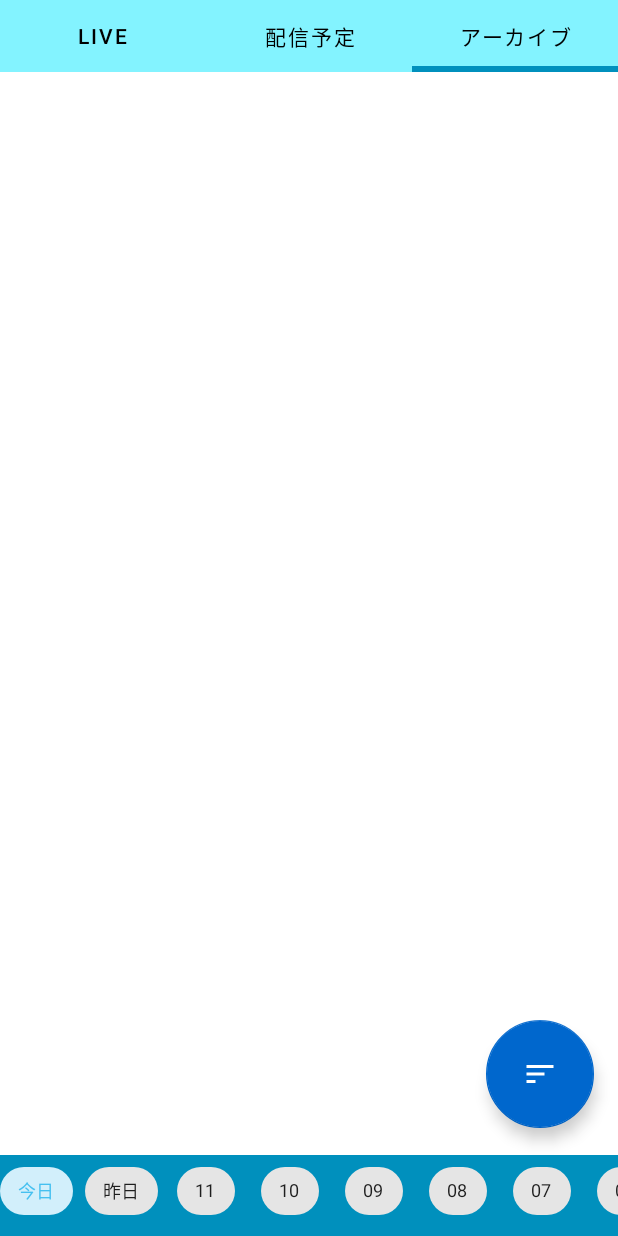
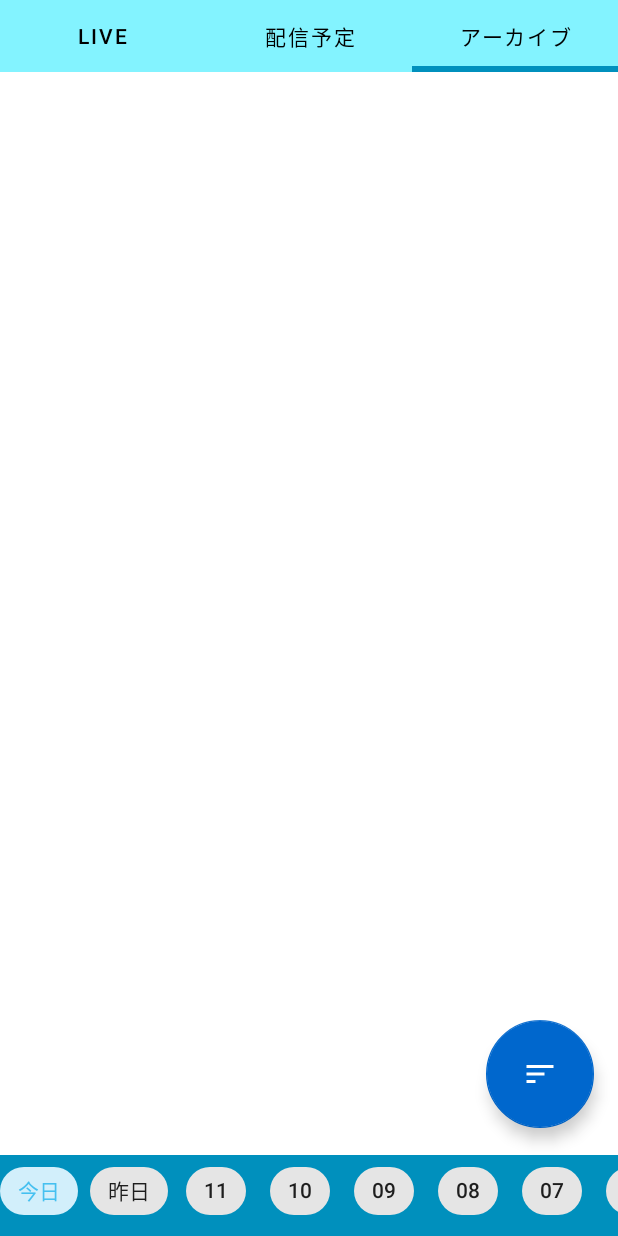
Before and after one commit to CIDRA4023/Hologram, an Android app: the screen it shows after launch (MainActivity), tab 3 chosen, on a phone screen of 412 x 824 dp. Run offline under Robolectric (Android 15) with nearby library versions, the phone set to English and light mode, and no system bars; our stand-ins replace Firebase (no records; nobody signed in at launch, a user with empty details on screens opened directly), data binding.

Commit message:
change: チップUIの軽微な変更、配信済み動画サムネイルをキャッシュ

```diff
--- a/app/src/main/java/com/cidra/hologram/BindingAdapter.kt
+++ b/app/src/main/java/com/cidra/hologram/BindingAdapter.kt
@@ -26,6 +26,20 @@ fun bindImage(imgView: ImageView, imgUrl: String?) {
         .apply(RequestOptions().placeholder(R.drawable.loading_animation))
         .diskCacheStrategy(DiskCacheStrategy.NONE)  // 前回読み込んだ画像キャッシュを削除するのに必要
         .skipMemoryCache(true)
+        .into(imgView)
+}
+
+/**
+ * Archivesのサムネイル読み込み用
+ * 配信済み動画のサムネイルは頻繁に変更されることはないため
+ * Glideにてキャッシュを保存しておく
+ */
+@BindingAdapter("imgAUrl")
+fun bindArchiveImage(imgView: ImageView, imgUrl: String?) {
+
+    Glide.with(imgView.context)
+        .load(imgUrl)
+        .apply(RequestOptions().placeholder(R.drawable.loading_animation))
         .into(imgView)
 }
 
--- a/app/src/main/res/layout/fragment_tab_archives.xml
+++ b/app/src/main/res/layout/fragment_tab_archives.xml
@@ -192,15 +192,17 @@
         <HorizontalScrollView
             android:id="@+id/horizontalScrollView"
             android:layout_width="match_parent"
-            android:layout_height="wrap_content"
+            android:layout_height="0dp"
             android:scrollbars="none"
+            app:layout_constraintBottom_toBottomOf="@+id/chip_background"
+            app:layout_constraintStart_toStartOf="parent"
             app:layout_constraintTop_toTopOf="@+id/chip_background">
 
 
             <com.google.android.material.chip.ChipGroup
                 android:id="@+id/chip_group"
                 android:layout_width="wrap_content"
-                android:layout_height="match_parent"
+                android:layout_height="wrap_content"
                 app:chipSpacingHorizontal="8dp"
                 app:singleLine="true"
                 app:singleSelection="true">
@@ -212,10 +214,11 @@
                     android:layout_height="wrap_content"
                     android:checked="true"
                     android:text="@string/chip_text_today_archives"
-                    tools:text="今日"
-                    android:textSize="12sp"
+                    android:textAppearance="@android:style/TextAppearance.Material.Body2"
+                    android:textSize="14sp"
                     app:chipIconSize="64dp"
-                    app:closeIconSize="64dp" />
+                    app:closeIconSize="64dp"
+                    tools:text="今日" />
 
                 <com.google.android.material.chip.Chip
                     android:id="@+id/chip_yesterday"
@@ -223,70 +226,77 @@
                     android:layout_width="wrap_content"
                     android:layout_height="wrap_content"
                     android:text="@string/chip_text_yesterday_archives"
-                    tools:text="昨日"
-                    android:textSize="12sp"
+                    android:textAppearance="@android:style/TextAppearance.Material.Body2"
+                    android:textSize="14sp"
                     app:chipIconSize="64dp"
-                    app:closeIconSize="64dp" />
+                    app:closeIconSize="64dp"
+                    tools:text="昨日" />
 
                 <com.google.android.material.chip.Chip
                     android:id="@+id/chip_ago_2days"
                     style="@style/Widget.MaterialComponents.Chip.Choice"
                     android:layout_width="wrap_content"
                     android:layout_height="wrap_content"
-                    tools:text="6"
-                    android:textSize="12sp"
+                    android:textAppearance="@android:style/TextAppearance.Material.Body2"
+                    android:textSize="14sp"
                     app:chipIconSize="64dp"
-                    app:closeIconSize="64dp" />
+                    app:closeIconSize="64dp"
+                    tools:text="06" />
 
                 <com.google.android.material.chip.Chip
                     android:id="@+id/chip_ago_3days"
                     style="@style/Widget.MaterialComponents.Chip.Choice"
                     android:layout_width="wrap_content"
                     android:layout_height="wrap_content"
-                    tools:text="5"
-                    android:textSize="12sp"
+                    android:textSize="14sp"
                     app:chipIconSize="64dp"
-                    app:closeIconSize="64dp" />
+                    app:closeIconSize="64dp"
+                    tools:text="05"
+                    android:textAppearance="@android:style/TextAppearance.Material.Body2"/>
 
                 <com.google.android.material.chip.Chip
                     android:id="@+id/chip_ago_4days"
                     style="@style/Widget.MaterialComponents.Chip.Choice"
                     android:layout_width="wrap_content"
                     android:layout_height="wrap_content"
-                    tools:text="4"
-                    android:textSize="12sp"
+                    android:textSize="14sp"
                     app:chipIconSize="64dp"
-                    app:closeIconSize="64dp" />
+                    app:closeIconSize="64dp"
+                    tools:text="04"
+                    android:textAppearance="@android:style/TextAppearance.Material.Body2"/>
 
                 <com.google.android.material.chip.Chip
                     android:id="@+id/chip_ago_5days"
                     style="@style/Widget.MaterialComponents.Chip.Choice"
                     android:layout_width="wrap_content"
                     android:layout_height="wrap_content"
-                    tools:text="3"
-                    android:textSize="12sp"
+                    android:textSize="14sp"
                     app:chipIconSize="64dp"
-                    app:closeIconSize="64dp" />
+                    app:closeIconSize="64dp"
+                    tools:text="03"
+                    android:textAppearance="@android:style/TextAppearance.Material.Body2"/>
 
                 <com.google.android.material.chip.Chip
                     android:id="@+id/chip_ago_6days"
                     style="@style/Widget.MaterialComponents.Chip.Choice"
                     android:layout_width="wrap_content"
                     android:layout_height="wrap_content"
-                    tools:text="2"
-                    android:textSize="12sp"
+                    android:textSize="14sp"
                     app:chipIconSize="64dp"
-                    app:closeIconSize="64dp" />
+                    app:closeIconSize="64dp"
+                    tools:text="02"
+                    android:textAppearance="@android:style/TextAppearance.Material.Body2"/>
 
                 <com.google.android.material.chip.Chip
                     android:id="@+id/chip_ago_7days"
                     style="@style/Widget.MaterialComponents.Chip.Choice"
                     android:layout_width="wrap_content"
                     android:layout_height="wrap_content"
-                    tools:text="2"
-                    android:textSize="12sp"
+                    android:textSize="14sp"
                     app:chipIconSize="64dp"
-                    app:closeIconSize="64dp" />
+                    app:closeIconSize="64dp"
+                    tools:text="01"
+                    android:textAppearance="@android:style/TextAppearance.Material.Body2"/>
 
 
             </com.google.android.material.chip.ChipGroup>
--- a/app/src/main/res/layout/item_archives.xml
+++ b/app/src/main/res/layout/item_archives.xml
@@ -67,7 +67,7 @@
             android:layout_width="0dp"
             android:layout_height="0dp"
             android:scaleType="centerCrop"
-            app:imgUrl="@{item.thumbnailUrl}"
+            app:imgAUrl="@{item.thumbnailUrl}"
             app:layout_constraintBottom_toTopOf="@+id/bottom_well"
             app:layout_constraintDimensionRatio="h,16:9"
             app:layout_constraintEnd_toStartOf="@+id/center_well"
```
